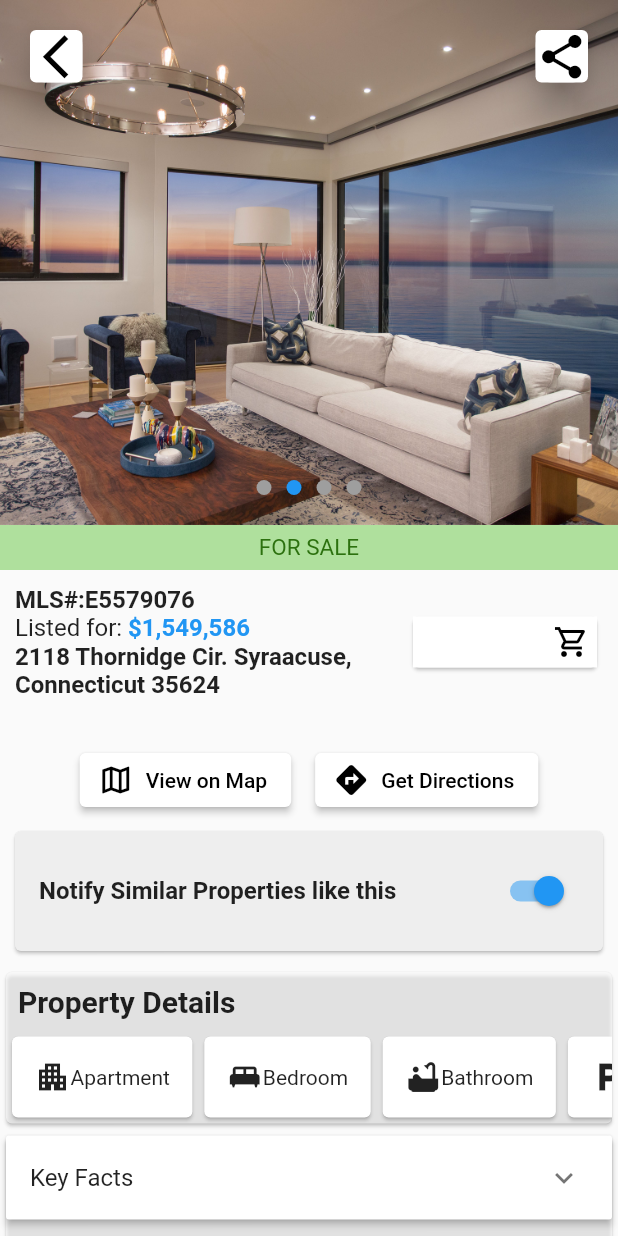
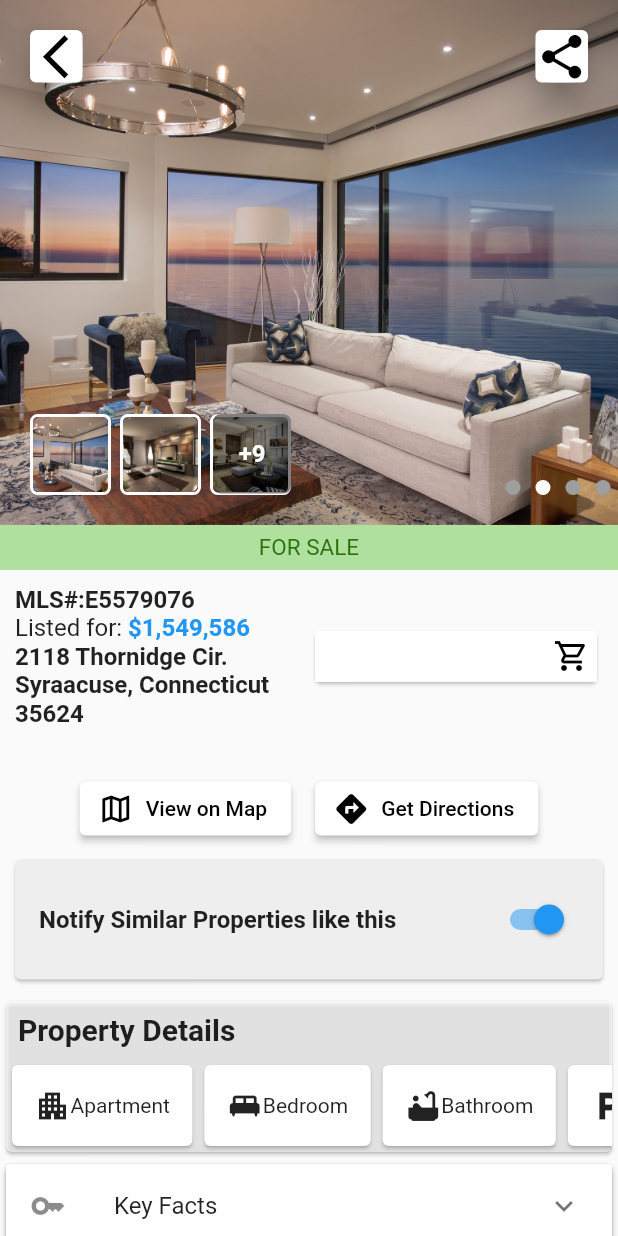
Before and after one commit to SlaydeSequeira/FlutterInternship, a Flutter app: the screen it shows after launch, swiped to page 2, on a phone screen of 412 x 824 dp. Run offline on Flutter 3.47's test engine with Material 2 defaults, Android fonts, the light colour scheme and no system bars.

Commit message:
version 10

```diff
--- a/lib/example_function.dart
+++ b/lib/example_function.dart
@@ -28,7 +28,7 @@ class _ExampleFunctionState extends State<ExampleFunction> {
 
   @override
   Widget build(BuildContext context) {
-    return Stack(
+    return  Stack(
       children: <Widget>[
         Positioned.fill(
           child: PageView(
@@ -45,13 +45,13 @@ class _ExampleFunctionState extends State<ExampleFunction> {
         Positioned(
           top: 16,
           left: 16,
-          child:Card(
+          child: Card(
             elevation: 10,
             child: Container(
               decoration: BoxDecoration(
                 shape: BoxShape.rectangle,
                 color: Colors.white60,
-              borderRadius: BorderRadius.circular(10.0), // set the border radius to 10
+                borderRadius: BorderRadius.circular(10.0),
               ),
               child: Icon(
                 Icons.arrow_back_ios_sharp,
@@ -59,7 +59,6 @@ class _ExampleFunctionState extends State<ExampleFunction> {
                 size: 35,
               ),
             ),
-
           ),
         ),
         Positioned(
@@ -71,8 +70,7 @@ class _ExampleFunctionState extends State<ExampleFunction> {
               decoration: BoxDecoration(
                 shape: BoxShape.rectangle,
                 color: Colors.white60,
-              borderRadius: BorderRadius.circular(10.0), // set the border radius to 10
-
+                borderRadius: BorderRadius.circular(10.0),
               ),
               child: Icon(
                 Icons.share,
@@ -87,7 +85,7 @@ class _ExampleFunctionState extends State<ExampleFunction> {
           left: 0.0,
           right: 0.0,
           child: Row(
-            mainAxisAlignment: MainAxisAlignment.center,
+            mainAxisAlignment: MainAxisAlignment.end,
             children: <Widget>[
               _buildDot(0, 10.0),
               _buildDot(1, 10.0),
@@ -96,12 +94,104 @@ class _ExampleFunctionState extends State<ExampleFunction> {
             ],
           ),
         ),
+        Positioned(
+          bottom: 20.0,
+          left: 20.0,
+          child: Container(
+            decoration: BoxDecoration(
+              borderRadius: BorderRadius.circular(5.0),
+              border: Border.all(
+                color: Colors.white,
+                width: 2.0,
+              ),
+            ),
+            child: ClipRRect(
+              borderRadius: BorderRadius.circular(5.0),
+              child: Image.asset(
+                'assets/images/${_currentPage + 1}.jpg',
+                width: 50.0,
+                height: 50.0,
+                fit: BoxFit.cover,
+              ),
+            ),
+          ),
+        ),
+        Positioned(
+          bottom: 20.0,
+          left: 80.0,
+          child: Container(
+            decoration: BoxDecoration(
+              borderRadius: BorderRadius.circular(5.0),
+              border: Border.all(
+                color: Colors.white,
+                width: 2.0,
+              ),
+            ),
+            child: ClipRRect(
+              borderRadius: BorderRadius.circular(5.0),
+              child: Image.asset(
+                'assets/images/${_currentPage + 2}.jpg',
+                width: 50.0,
+                height: 50.0,
+                fit: BoxFit.cover,
+              ),
+            ),
+          ),
+        ),
+        Positioned(
+          bottom: 20.0,
+          left: 140.0,
+          child: Stack(
+            children: [
+              Container(
+                decoration: BoxDecoration(
+                  borderRadius: BorderRadius.circular(5.0),
+                  border: Border.all(
+                    color: Colors.white,
+                    width: 2.0,
+                  ),
+                ),
+                child: ClipRRect(
+                  borderRadius: BorderRadius.circular(5.0),
+                  child: Image.asset(
+                    'assets/images/${_currentPage + 3}.jpg',
+                    width: 50.0,
+                    height: 50.0,
+                    fit: BoxFit.cover,
+                  ),
+                ),
+              ),
+              Positioned(
+                child: Container(
+                  padding: EdgeInsets.all(17.0),
+                  decoration: BoxDecoration(
+                    color: Color.fromRGBO(0, 0, 0, 0.5),
+                    borderRadius: BorderRadius.circular(5.0),
+                  ),
+                  child: Text(
+                    "+9",
+                    style: TextStyle(
+                      color: Colors.white,
+                      fontSize: 16.0,
+                      fontWeight: FontWeight.bold,
+                    ),
+                  ),
+                ),
+                top: 0.0,
+                right: 0.0,
+              ),
+            ],
+          ),
+        ),
+
+
+
       ],
     );
   }
 
   Widget _buildDot(int index, double size) {
-    Color color = _currentPage == index ? Colors.blue : Colors.grey;
+    Color color = _currentPage == index ? Colors.white : Colors.grey;
     return Align(
       alignment: Alignment.bottomRight,
       child: Container(
--- a/lib/main.dart
+++ b/lib/main.dart
@@ -38,7 +38,6 @@ class MyApp extends StatelessWidget {
               child:Row(
                 children: [
                   Expanded(
-                    flex: 2,
                     child: Column(
                       crossAxisAlignment: CrossAxisAlignment.start,
                       children: [
@@ -214,6 +213,9 @@ class MyApp extends StatelessWidget {
                     headerBuilder: (BuildContext context, bool isExpanded) {
                       return ListTile(
                         title: Text('Key Facts'),
+                        leading: Icon(Icons.key),
+                        tileColor: isExpanded ? Colors.blue : null, // conditionally set tileColor
+                        selectedTileColor: Colors.blue,
                       );
                     },
                     body: Container(
@@ -263,6 +265,7 @@ class MyApp extends StatelessWidget {
                     headerBuilder: (BuildContext context, bool isExpanded) {
                       return ListTile(
                         title: Text('Property History'),
+                        leading: Icon(Icons.history),
                       );
                     },
                     body: Container(
@@ -436,6 +439,7 @@ class MyApp extends StatelessWidget {
                     headerBuilder: (BuildContext context, bool isExpanded) {
                       return ListTile(
                         title: Text('Demographics'),
+                        leading: Icon(Icons.circle_outlined),
                       );
                     },
                     body: Column(
@@ -466,6 +470,7 @@ class MyApp extends StatelessWidget {
                     headerBuilder: (BuildContext context, bool isExpanded) {
                       return ListTile(
                         title: Text('Point of Interest'),
+                        leading: Icon(Icons.edit_location),
                       );
                     },
                     body: Column(
```
Lines whose indentation alone changed are shown as unchanged.
